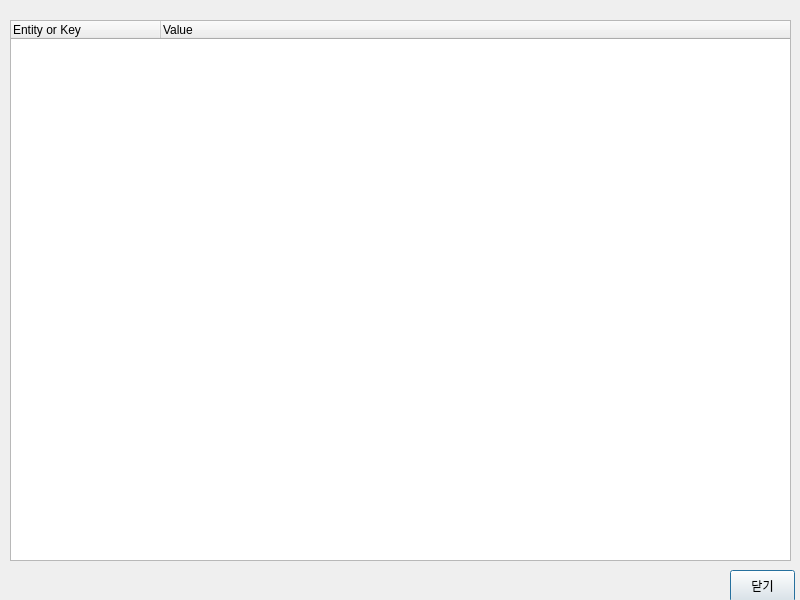
Qt form qt/mime_structure_dialog.ui (chwnam/lifemotif-desktop) before a commit.
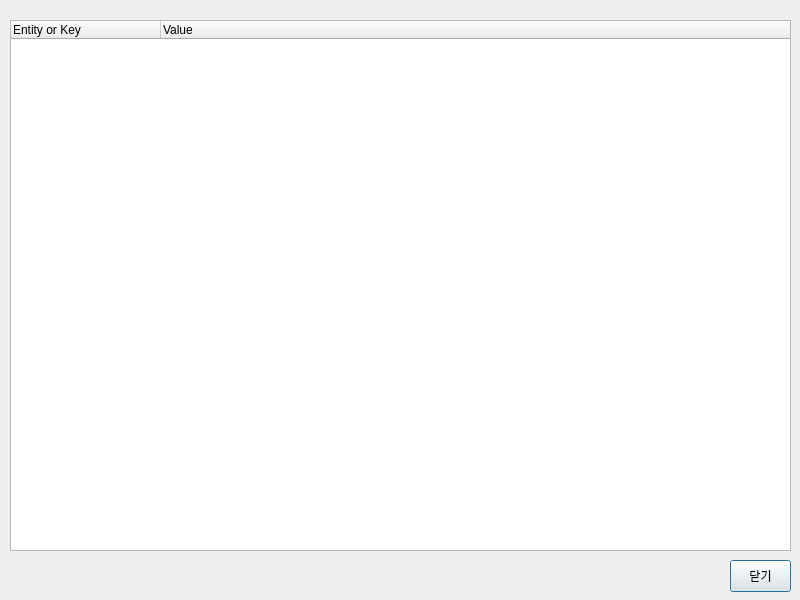
The same form after that commit.

```diff
--- a/qt/mime_structure_dialog.ui
+++ b/qt/mime_structure_dialog.ui
@@ -29,8 +29,8 @@
    <property name="geometry">
     <rect>
      <x>730</x>
-     <y>570</y>
-     <width>65</width>
+     <y>560</y>
+     <width>61</width>
      <height>32</height>
     </rect>
    </property>
@@ -44,7 +44,7 @@
      <x>10</x>
      <y>20</y>
      <width>781</width>
-     <height>541</height>
+     <height>531</height>
     </rect>
    </property>
    <property name="editTriggers">
```
